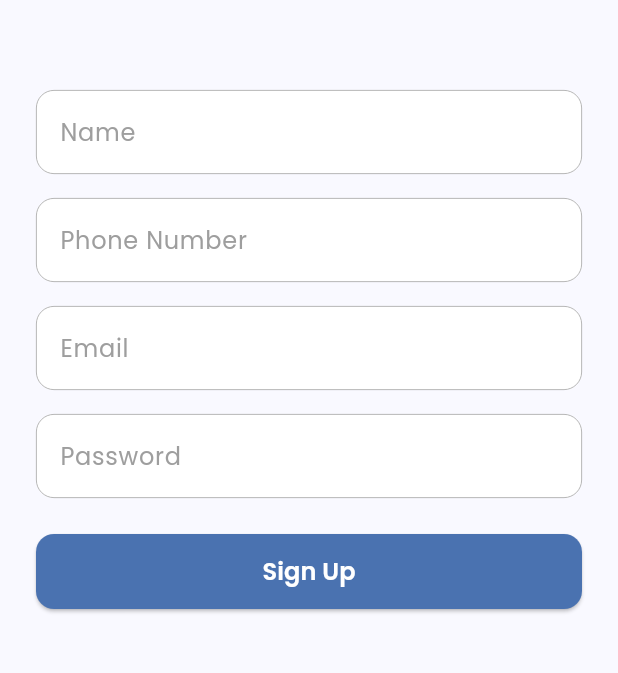
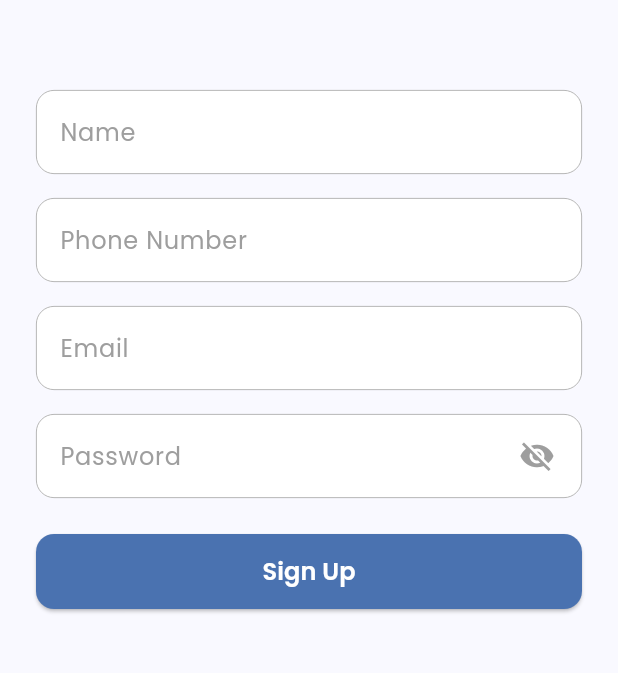
Before and after one commit to EkaPutriJayanti/bali_loka, a Flutter app: the screen it shows after launch, after a tap on "Sign In", after a tap on "Sign up", on a phone screen of 412 x 824 dp, the part 312-985 px from its top. Run offline on Flutter 3.47's test engine with Material 3 defaults, Android fonts, the light colour scheme and no system bars; our stand-ins replace cloud_firestore, firebase_auth, firebase_core, google_fonts, image_picker; accounts and stored records are empty.

Commit message:
Update beberapa tampilan dan konfigurasi platform

```diff
--- a/lib/screens/login_screen.dart
+++ b/lib/screens/login_screen.dart
@@ -16,6 +16,11 @@
   final TextEditingController _passwordController = TextEditingController();
   bool _isLoading = false;
   String? _error;
+  bool _obscurePassword = true;
+
+  // Error states
+  String? _emailError;
+  String? _passwordError;
 
   @override
   void dispose() {
@@ -26,9 +31,43 @@
 
   Future<void> _handleSignIn() async {
     setState(() {
-      _isLoading = true;
+      _emailError = null;
+      _passwordError = null;
       _error = null;
     });
+
+    // Email validation
+    if (_emailController.text.trim().isEmpty) {
+      setState(() {
+        _emailError = 'Email cannot be empty';
+      });
+      return;
+    } else if (!RegExp(
+      r'^[\w-\.]+@([\w-]+\.)+[\w-]{2,4}$',
+    ).hasMatch(_emailController.text.trim())) {
+      setState(() {
+        _emailError = 'Invalid email format';
+      });
+      return;
+    }
+
+    // Password validation
+    if (_passwordController.text.isEmpty) {
+      setState(() {
+        _passwordError = 'Password cannot be empty';
+      });
+      return;
+    } else if (_passwordController.text.length < 6) {
+      setState(() {
+        _passwordError = 'Password must be at least 6 characters';
+      });
+      return;
+    }
+
+    setState(() {
+      _isLoading = true;
+    });
+
     try {
       final user = await loginUser(
         _emailController.text.trim(),
@@ -76,6 +115,7 @@
                 // Email Field
                 TextField(
                   controller: _emailController,
+                  keyboardType: TextInputType.emailAddress,
                   decoration: InputDecoration(
                     hintText: 'Email',
                     hintStyle: GoogleFonts.poppins(color: Colors.grey),
@@ -87,25 +127,29 @@
                     ),
                     enabledBorder: OutlineInputBorder(
                       borderRadius: BorderRadius.circular(12),
-                      borderSide: const BorderSide(
-                        color: Colors.grey,
+                      borderSide: BorderSide(
+                        color: _emailError != null ? Colors.red : Colors.grey,
                         width: 0.5,
                       ),
                     ),
                     focusedBorder: OutlineInputBorder(
                       borderRadius: BorderRadius.circular(12),
-                      borderSide: const BorderSide(
-                        color: Color(0xFF4A72B0),
+                      borderSide: BorderSide(
+                        color:
+                            _emailError != null
+                                ? Colors.red
+                                : const Color(0xFF4A72B0),
                         width: 1,
                       ),
                     ),
+                    errorText: _emailError,
                   ),
                 ),
-                const SizedBox(height: 32),
+                const SizedBox(height: 20),
                 // Password Field
                 TextField(
                   controller: _passwordController,
-                  obscureText: true,
+                  obscureText: _obscurePassword,
                   decoration: InputDecoration(
                     hintText: 'Password',
                     hintStyle: GoogleFonts.poppins(color: Colors.grey),
@@ -117,17 +161,37 @@
                     ),
                     enabledBorder: OutlineInputBorder(
                       borderRadius: BorderRadius.circular(12),
-                      borderSide: const BorderSide(
-                        color: Colors.grey,
+                      borderSide: BorderSide(
+                        color:
+                            _passwordError != null ? Colors.red : Colors.grey,
                         width: 0.5,
                       ),
                     ),
                     focusedBorder: OutlineInputBorder(
                       borderRadius: BorderRadius.circular(12),
-                      borderSide: const BorderSide(
-                        color: Color(0xFF4A72B0),
+                      borderSide: BorderSide(
+                        color:
+                            _passwordError != null
+                                ? Colors.red
+                                : const Color(0xFF4A72B0),
                         width: 1,
                       ),
+                    ),
+                    errorText: _passwordError,
+                    suffixIcon: IconButton(
+                      padding: const EdgeInsets.only(right: 12),
+                      icon: Icon(
+                        _obscurePassword
+                            ? Icons.visibility_off
+                            : Icons.visibility,
+                        color: Colors.grey,
+                        size: 24,
+                      ),
+                      onPressed: () {
+                        setState(() {
+                          _obscurePassword = !_obscurePassword;
+                        });
+                      },
                     ),
                   ),
                 ),
--- a/lib/screens/signup_screen.dart
+++ b/lib/screens/signup_screen.dart
@@ -17,6 +17,13 @@
   final TextEditingController _passwordController = TextEditingController();
   bool _isLoading = false;
   String? _error;
+  bool _obscurePassword = true;
+
+  // Error states
+  String? _nameError;
+  String? _phoneError;
+  String? _emailError;
+  String? _passwordError;
 
   @override
   void dispose() {
@@ -29,9 +36,68 @@
 
   Future<void> _handleSignUp() async {
     setState(() {
-      _isLoading = true;
+      _nameError = null;
+      _phoneError = null;
+      _emailError = null;
+      _passwordError = null;
       _error = null;
     });
+
+    // Name validation
+    if (_nameController.text.trim().isEmpty) {
+      setState(() {
+        _nameError = 'Name cannot be empty';
+      });
+      return;
+    }
+
+    // Phone validation
+    if (_phoneController.text.trim().isEmpty) {
+      setState(() {
+        _phoneError = 'Phone number cannot be empty';
+      });
+      return;
+    } else if (!RegExp(
+      r'^[0-9]{10,13}$',
+    ).hasMatch(_phoneController.text.trim())) {
+      setState(() {
+        _phoneError = 'Invalid phone number format';
+      });
+      return;
+    }
+
+    // Email validation
+    if (_emailController.text.trim().isEmpty) {
+      setState(() {
+        _emailError = 'Email cannot be empty';
+      });
+      return;
+    } else if (!RegExp(
+      r'^[\w\.\-@]+@([\w\-]+\.)+[\w\-]{2,4}$',
+    ).hasMatch(_emailController.text.trim())) {
+      setState(() {
+        _emailError = 'Invalid email format';
+      });
+      return;
+    }
+
+    // Password validation
+    if (_passwordController.text.isEmpty) {
+      setState(() {
+        _passwordError = 'Password cannot be empty';
+      });
+      return;
+    } else if (_passwordController.text.length < 6) {
+      setState(() {
+        _passwordError = 'Password must be at least 6 characters';
+      });
+      return;
+    }
+
+    setState(() {
+      _isLoading = true;
+    });
+
     try {
       await registerUser(
         _nameController.text.trim(),
@@ -46,7 +112,7 @@
       );
     } catch (e) {
       setState(() {
-        _error = e is Exception ? e.toString() : 'Sign up failed';
+        _error = e.toString();
       });
     } finally {
       setState(() {
@@ -91,18 +157,22 @@
                     ),
                     enabledBorder: OutlineInputBorder(
                       borderRadius: BorderRadius.circular(12),
-                      borderSide: const BorderSide(
-                        color: Colors.grey,
+                      borderSide: BorderSide(
+                        color: _nameError != null ? Colors.red : Colors.grey,
                         width: 0.5,
                       ),
                     ),
                     focusedBorder: OutlineInputBorder(
                       borderRadius: BorderRadius.circular(12),
-                      borderSide: const BorderSide(
-                        color: Color(0xFF4A72B0),
+                      borderSide: BorderSide(
+                        color:
+                            _nameError != null
+                                ? Colors.red
+                                : const Color(0xFF4A72B0),
                         width: 1,
                       ),
                     ),
+                    errorText: _nameError,
                   ),
                 ),
                 const SizedBox(height: 16),
@@ -121,18 +191,22 @@
                     ),
                     enabledBorder: OutlineInputBorder(
                       borderRadius: BorderRadius.circular(12),
-                      borderSide: const BorderSide(
-                        color: Colors.grey,
+                      borderSide: BorderSide(
+                        color: _phoneError != null ? Colors.red : Colors.grey,
                         width: 0.5,
                       ),
                     ),
                     focusedBorder: OutlineInputBorder(
                       borderRadius: BorderRadius.circular(12),
-                      borderSide: const BorderSide(
-                        color: Color(0xFF4A72B0),
+                      borderSide: BorderSide(
+                        color:
+                            _phoneError != null
+                                ? Colors.red
+                                : const Color(0xFF4A72B0),
                         width: 1,
                       ),
                     ),
+                    errorText: _phoneError,
                   ),
                 ),
                 const SizedBox(height: 16),
@@ -151,25 +225,29 @@
                     ),
                     enabledBorder: OutlineInputBorder(
                       borderRadius: BorderRadius.circular(12),
-                      borderSide: const BorderSide(
-                        color: Colors.grey,
+                      borderSide: BorderSide(
+                        color: _emailError != null ? Colors.red : Colors.grey,
                         width: 0.5,
                       ),
                     ),
                     focusedBorder: OutlineInputBorder(
                       borderRadius: BorderRadius.circular(12),
-                      borderSide: const BorderSide(
-                        color: Color(0xFF4A72B0),
+                      borderSide: BorderSide(
+                        color:
+                            _emailError != null
+                                ? Colors.red
+                                : const Color(0xFF4A72B0),
                         width: 1,
                       ),
                     ),
+                    errorText: _emailError,
                   ),
                 ),
                 const SizedBox(height: 16),
                 // Password Field
                 TextField(
                   controller: _passwordController,
-                  obscureText: true,
+                  obscureText: _obscurePassword,
                   decoration: InputDecoration(
                     hintText: 'Password',
                     hintStyle: GoogleFonts.poppins(color: Colors.grey),
@@ -181,17 +259,37 @@
                     ),
                     enabledBorder: OutlineInputBorder(
                       borderRadius: BorderRadius.circular(12),
-                      borderSide: const BorderSide(
-                        color: Colors.grey,
+                      borderSide: BorderSide(
+                        color:
+                            _passwordError != null ? Colors.red : Colors.grey,
                         width: 0.5,
                       ),
                     ),
                     focusedBorder: OutlineInputBorder(
                       borderRadius: BorderRadius.circular(12),
-                      borderSide: const BorderSide(
-                        color: Color(0xFF4A72B0),
+                      borderSide: BorderSide(
+                        color:
+                            _passwordError != null
+                                ? Colors.red
+                                : const Color(0xFF4A72B0),
                         width: 1,
                       ),
+                    ),
+                    errorText: _passwordError,
+                    suffixIcon: IconButton(
+                      padding: const EdgeInsets.only(right: 12),
+                      icon: Icon(
+                        _obscurePassword
+                            ? Icons.visibility_off
+                            : Icons.visibility,
+                        color: Colors.grey,
+                        size: 24,
+                      ),
+                      onPressed: () {
+                        setState(() {
+                          _obscurePassword = !_obscurePassword;
+                        });
+                      },
                     ),
                   ),
                 ),
@@ -228,26 +326,6 @@
                   ),
                 ),
                 const SizedBox(height: 20),
-                // Login Link
-                // Row(
-                //   mainAxisAlignment: MainAxisAlignment.center,
-                //   children: [
-                //     Text(
-                //       'Already have an account? ',
-                //       style: GoogleFonts.poppins(color: Colors.grey),
-                //     ),
-                //     GestureDetector(
-                //       onTap: () => Navigator.pop(context),
-                //       child: Text(
-                //         'Sign in',
-                //         style: GoogleFonts.poppins(
-                //           color: const Color(0xFF4A72B0),
-                //           fontWeight: FontWeight.w600,
-                //         ),
-                //       ),
-                //     ),
-                //   ],
-                // ),
                 const SizedBox(height: 20),
               ],
             ),
```
Also changed, not shown: lib/screens/home_screen.dart (+5 -20 lines).
